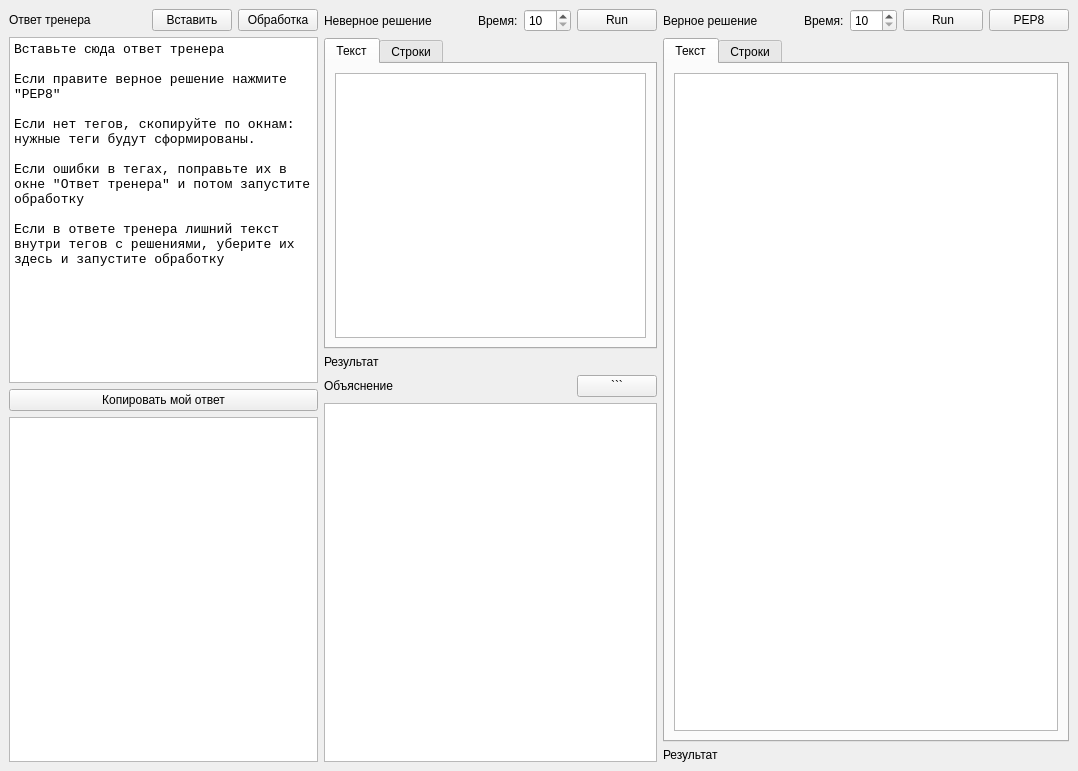
The window that mainwindow.ui (grigvlwork/logic) describes before a commit, drawn with Qt 5.
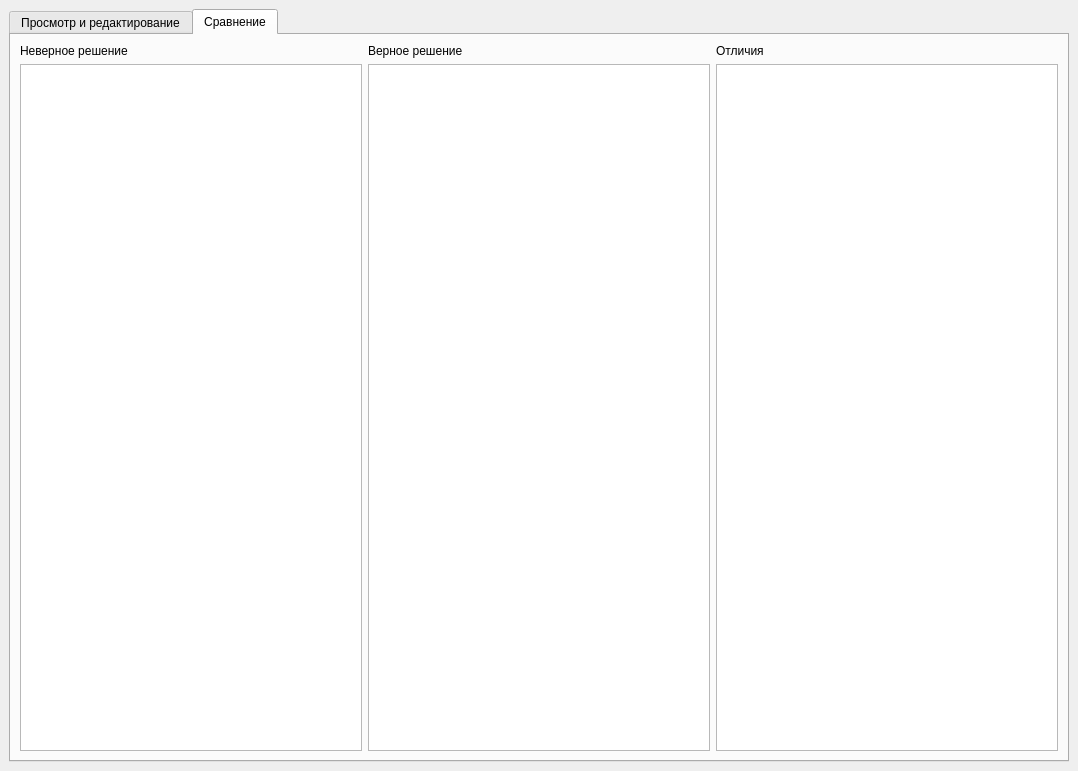
The same window after the commit. The open tabs and pages were chosen to show the change.

Commit message: правки интерфейса для сравнения двух решений

Diff of the .ui file:
```diff
--- a/mainwindow.ui
+++ b/mainwindow.ui
@@ -14,6 +14,16 @@
    <string>Логика</string>
   </property>
   <widget class="QWidget" name="centralwidget">
+   <layout class="QVBoxLayout" name="verticalLayout_10">
+    <item>
+     <widget class="QTabWidget" name="main_tw">
+      <property name="currentIndex">
+       <number>0</number>
+      </property>
+      <widget class="QWidget" name="tab1">
+       <attribute name="title">
+        <string>Просмотр и редактирование</string>
+       </attribute>
    <layout class="QHBoxLayout" name="horizontalLayout_9">
     <item>
      <layout class="QVBoxLayout" name="verticalLayout_7">
@@ -106,8 +116,11 @@
      </layout>
     </item>
     <item>
-     <layout class="QVBoxLayout" name="verticalLayout_4">
-      <item>
+         <widget class="QSplitter" name="splitter">
+          <property name="orientation">
+           <enum>Qt::Vertical</enum>
+          </property>
+          <widget class="QWidget" name="">
        <layout class="QVBoxLayout" name="verticalLayout_3">
         <item>
          <layout class="QHBoxLayout" name="horizontalLayout_2">
@@ -212,7 +225,9 @@
          </widget>
         </item>
        </layout>
-      </item>
+          </widget>
+          <widget class="QWidget" name="">
+           <layout class="QVBoxLayout" name="verticalLayout_4">
       <item>
        <layout class="QHBoxLayout" name="horizontalLayout_4">
         <item>
@@ -255,6 +270,8 @@
        </widget>
       </item>
      </layout>
+          </widget>
+         </widget>
     </item>
     <item>
      <layout class="QVBoxLayout" name="verticalLayout_5">
@@ -368,6 +385,59 @@
        </widget>
       </item>
      </layout>
+        </item>
+       </layout>
+      </widget>
+      <widget class="QWidget" name="tab_4">
+       <attribute name="title">
+        <string>Сравнение</string>
+       </attribute>
+       <layout class="QHBoxLayout" name="horizontalLayout_10">
+        <item>
+         <layout class="QVBoxLayout" name="verticalLayout_6">
+          <item>
+           <widget class="QLabel" name="label_7">
+            <property name="text">
+             <string>Неверное решение</string>
+            </property>
+           </widget>
+          </item>
+          <item>
+           <widget class="QPlainTextEdit" name="correct_to_compare_te"/>
+          </item>
+         </layout>
+        </item>
+        <item>
+         <layout class="QVBoxLayout" name="verticalLayout_8">
+          <item>
+           <widget class="QLabel" name="label_8">
+            <property name="text">
+             <string>Верное решение</string>
+            </property>
+           </widget>
+          </item>
+          <item>
+           <widget class="QPlainTextEdit" name="incorrect_to_compare_te"/>
+          </item>
+         </layout>
+        </item>
+        <item>
+         <layout class="QVBoxLayout" name="verticalLayout_9">
+          <item>
+           <widget class="QLabel" name="label_9">
+            <property name="text">
+             <string>Отличия</string>
+            </property>
+           </widget>
+          </item>
+          <item>
+           <widget class="QPlainTextEdit" name="difference_te"/>
+          </item>
+         </layout>
+        </item>
+       </layout>
+      </widget>
+     </widget>
     </item>
    </layout>
   </widget>
```
Lines whose indentation alone changed are shown as unchanged. The commit also changes 1 other file.
